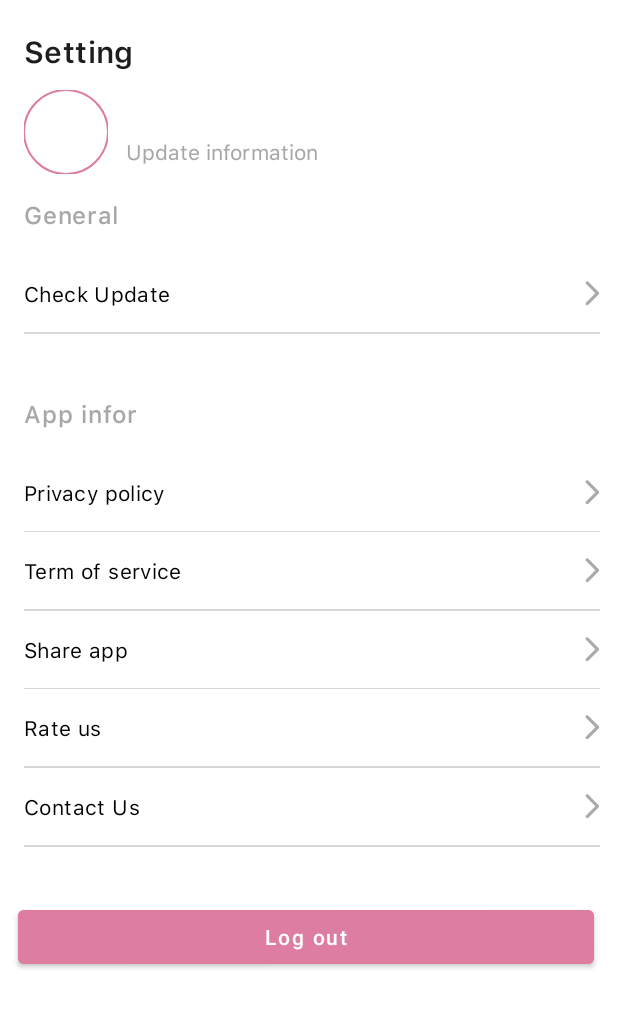
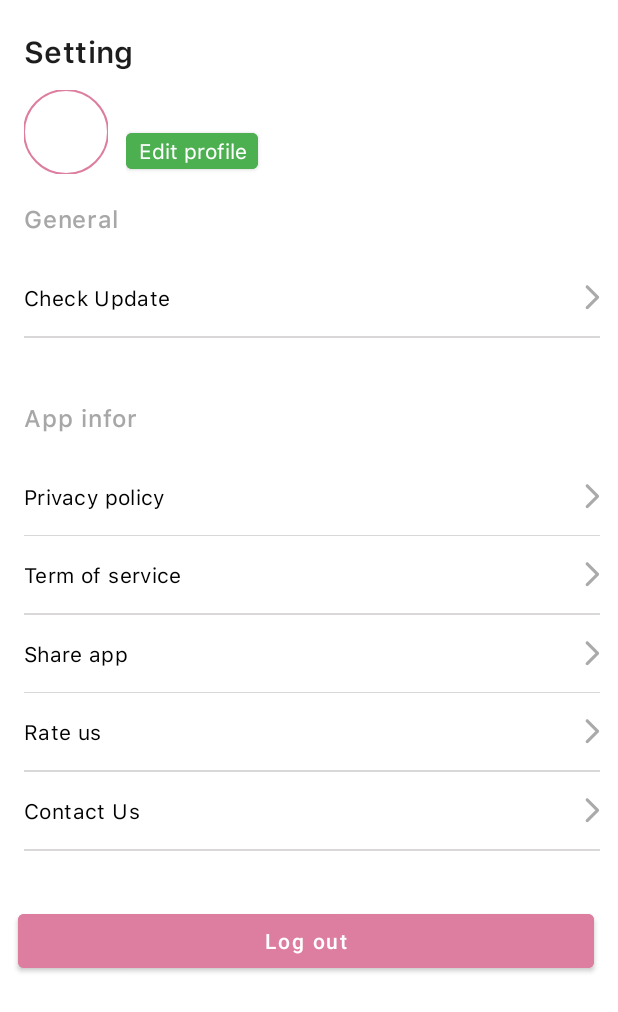
Before and after one commit to phuongkma219/do_an_beauty_mobile, an Android app: the layout fragment_setting.xml on its own in the app's theme, with its tools: preview values and no code run, on a phone screen of 412 x 824 dp. Shown: the top 1012 px of the screen. Run offline under Robolectric (Android 15) with nearby library versions, the phone set to English and light mode, and no system bars; Roboto replaces fonts that are not available here.

Commit message:
update ui

```diff
--- a/app/src/main/java/com/phuong/myspa/ui/setting/SettingFragment.kt
+++ b/app/src/main/java/com/phuong/myspa/ui/setting/SettingFragment.kt
@@ -46,9 +46,13 @@ class SettingFragment:AbsBaseFragment<FragmentSettingBinding>() {
     }
 
     private fun setViewOnClick() {
-        binding.layoutUser.setOnClickListener {
+        binding.btnEditProfile.setOnClickListener {
                 findNavController().navigate(SettingFragmentDirections.actionGlobalUpdateUserFragment())
         }
+//        binding.layoutUser.setOnClickListener {
+//            findNavController().navigate(SettingFragmentDirections.actionGlobalUpdateUserFragment())
+//        }
+
         binding.tvPrivacyPolicy.setOnClickListener {
             val action = SignUpFragmentDirections.actionConfirmFragmentToPolicyAndTermFragment().setParam(2)
             (parentFragment?.parentFragment as MainFragment).findNavController()
--- a/app/src/main/res/layout/fragment_setting.xml
+++ b/app/src/main/res/layout/fragment_setting.xml
@@ -65,7 +65,6 @@
                     <LinearLayout
                         android:layout_width="0dp"
                         android:layout_height="wrap_content"
-                        android:gravity="center"
                         android:layout_marginStart="@dimen/dp_12"
                         app:layout_constraintTop_toTopOf="@id/ivAvatar"
                         app:layout_constraintStart_toEndOf="@id/ivAvatar"
@@ -80,11 +79,14 @@
                             android:textColor="@color/text_back"
                             style="@style/RegularBody1"
                             android:textSize="@dimen/sp_18"/>
-                        <androidx.appcompat.widget.AppCompatTextView
-                            android:layout_width="match_parent"
-                            android:layout_height="wrap_content"
-                            android:text="@string/update_information"
-                            android:textColor="@color/gray_light"
+                        <com.google.android.material.button.MaterialButton
+                            android:id="@+id/btnEditProfile"
+                            android:layout_width="wrap_content"
+                            android:layout_height="@dimen/dp_36"
+                            android:text="@string/edit_profile"
+                            android:backgroundTint="#4CAF50"
+                            android:padding="0dp"
+                            android:textColor="@color/white"
                             style="@style/RegularBody1"/>
                     </LinearLayout>
                 </androidx.constraintlayout.widget.ConstraintLayout>
--- a/app/src/main/res/layout/item_category.xml
+++ b/app/src/main/res/layout/item_category.xml
@@ -19,14 +19,14 @@
         android:layout_height="wrap_content"
         android:layout_margin="@dimen/dp_12"
         android:padding="@dimen/dp_4"
-
+        app:cardCornerRadius="@dimen/dp_8"
         >
 
 
     <androidx.constraintlayout.widget.ConstraintLayout
-
         android:layout_width="match_parent"
         android:layout_height="wrap_content"
+        android:padding="@dimen/dp_8"
         android:onClick="@{() -> itemListener.onClickItemCategory(item,itemPosition)}"
         >
         <com.google.android.material.imageview.ShapeableImageView
--- a/app/src/main/res/values/strings.xml
+++ b/app/src/main/res/values/strings.xml
@@ -84,5 +84,6 @@
     <string name="there_s_nothing_here">There \'s nothing here.</string>
     <string name="search">Search</string>
     <string name="action_delete">Delete</string>
+    <string name="edit_profile">Edit profile</string>
 
 </resources>
```
